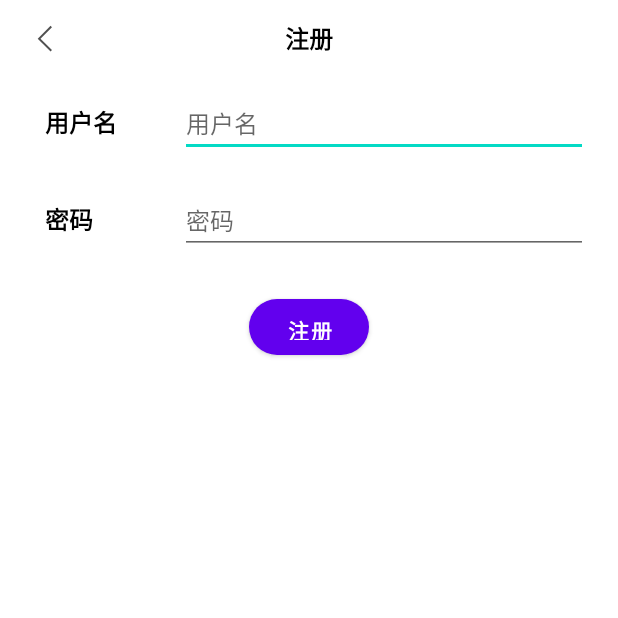
After one commit to Zxmw/Campus-Moments, an Android app: the RegisterActivity screen opened directly, with no data from a screen before it, on a phone screen of 412 x 824 dp, the top half of it. The commit adds this screen. Run offline under Robolectric (Android 15) with nearby library versions, the phone set to English and light mode, and no system bars.

Commit message:
add register

```diff
--- a/frontend/app/src/main/AndroidManifest.xml
+++ b/frontend/app/src/main/AndroidManifest.xml
@@ -3,6 +3,7 @@
     xmlns:tools="http://schemas.android.com/tools">
 
     <uses-feature android:name="android.hardware.camera" />
+
     <uses-permission android:name="android.permission.INTERNET" />
     <uses-permission android:name="android.permission.CAMERA" />
     <uses-permission android:name="android.permission.WRITE_EXTERNAL_STORAGE" />
@@ -16,7 +17,11 @@
         android:label="@string/app_name"
         android:supportsRtl="true"
         android:theme="@style/Theme.CampusMoments"
+        android:networkSecurityConfig="@xml/network_security_config"
         tools:targetApi="31">
+        <activity
+            android:name=".Activity.RegisterActivity"
+            android:exported="false" />
         <activity
             android:name=".Activity.UsernameConfigActivity"
             android:exported="false" />
--- a/frontend/app/src/main/java/com/android/campusmoments/Activity/MainActivity.java
+++ b/frontend/app/src/main/java/com/android/campusmoments/Activity/MainActivity.java
@@ -10,6 +10,7 @@ import android.view.View;
 import android.widget.Button;
 
 import com.android.campusmoments.R;
+import com.android.campusmoments.Service.Services;
 import com.android.campusmoments.ui.login.LoginFragment;
 
 public class MainActivity extends AppCompatActivity {
@@ -35,6 +36,10 @@ public class MainActivity extends AppCompatActivity {
             transaction.commit();
         });
 
+    }
 
+    public void gotoRegister(View view) {
+        Intent intent = new Intent(MainActivity.this, RegisterActivity.class);
+        startActivity(intent);
     }
 }
--- /dev/null
+++ b/frontend/app/src/main/java/com/android/campusmoments/Activity/RegisterActivity.java
@@ -0,0 +1,72 @@
+package com.android.campusmoments.Activity;
+
+import androidx.annotation.NonNull;
+import androidx.appcompat.app.AppCompatActivity;
+
+import android.annotation.SuppressLint;
+import android.os.Bundle;
+import android.os.Handler;
+import android.os.Looper;
+import android.os.Message;
+import android.view.View;
+import android.widget.TextView;
+import android.widget.Toast;
+
+import com.android.campusmoments.R;
+import com.android.campusmoments.Service.Services;
+
+public class RegisterActivity extends AppCompatActivity {
+    private static final int REGISTER_SUCCESS = 2;
+    private static final int REGISTER_FAIL = 3;
+    TextView username_register;
+    TextView password_register;
+    @Override
+    protected void onCreate(Bundle savedInstanceState) {
+        super.onCreate(savedInstanceState);
+        setContentView(R.layout.activity_register);
+        username_register = findViewById(R.id.username_register);
+        password_register = findViewById(R.id.password_register);
+        Services.setRegisterHandler(handler);
+    }
+
+    @SuppressLint("HandlerLeak")
+    private final Handler handler = new Handler(Looper.getMainLooper()) {
+        @Override
+        public void handleMessage(@NonNull Message msg) {
+            super.handleMessage(msg);
+            if (msg.what == REGISTER_SUCCESS) {
+                successRegister();
+            } else if (msg.what == REGISTER_FAIL) {
+                failRegister();
+            }
+        }
+    };
+
+    public void register(View view) {
+        String username = username_register.getText().toString();
+        String password = password_register.getText().toString();
+        // 如果用户名或密码为空
+        if (username.equals("") || password.equals("")) {
+            Toast.makeText(RegisterActivity.this, "用户名或密码不能为空", Toast.LENGTH_SHORT).show();
+        } else if (username.length() < 4 || username.length() > 20) {
+            Toast.makeText(RegisterActivity.this, "用户名长度应为4-20位", Toast.LENGTH_SHORT).show();
+        } else if (password.length() < 6 || password.length() > 20) {
+            Toast.makeText(RegisterActivity.this, "密码长度应为6-20位", Toast.LENGTH_SHORT).show();
+        } else {
+            Services.register(username, password);
+        }
+    }
+
+    private void successRegister() {
+        Toast.makeText(RegisterActivity.this, "注册成功", Toast.LENGTH_SHORT).show();
+        finish();
+    }
+
+    private void failRegister() {
+        Toast.makeText(RegisterActivity.this, "注册失败", Toast.LENGTH_SHORT).show();
+    }
+
+    public void returnToLogin(View view) {
+        finish();
+    }
+}
--- /dev/null
+++ b/frontend/app/src/main/res/layout/activity_register.xml
@@ -0,0 +1,130 @@
+<?xml version="1.0" encoding="utf-8"?><!-- 设置个人信息，由person_center跳转 -->
+<androidx.constraintlayout.widget.ConstraintLayout xmlns:android="http://schemas.android.com/apk/res/android"
+    xmlns:app="http://schemas.android.com/apk/res-auto"
+    xmlns:tools="http://schemas.android.com/tools"
+    android:layout_width="match_parent"
+    android:layout_height="match_parent">
+
+    <LinearLayout
+        android:id="@+id/linearLayout2"
+        android:layout_width="match_parent"
+        android:layout_height="wrap_content"
+        android:orientation="vertical"
+        app:layout_constraintEnd_toEndOf="parent"
+        app:layout_constraintStart_toStartOf="parent"
+        app:layout_constraintTop_toTopOf="parent">
+
+        <androidx.constraintlayout.widget.ConstraintLayout
+            android:layout_width="match_parent"
+            android:layout_height="50dp">
+
+
+            <ImageView
+                android:layout_width="24dp"
+                android:layout_height="24dp"
+                android:layout_gravity="center"
+                android:layout_marginStart="20dp"
+                android:onClick="returnToLogin"
+                app:layout_constraintBottom_toBottomOf="parent"
+                app:layout_constraintStart_toStartOf="parent"
+                app:layout_constraintTop_toTopOf="parent"
+                app:srcCompat="@drawable/ic_return" />
+
+            <TextView
+                android:layout_width="wrap_content"
+                android:layout_height="wrap_content"
+                android:paddingHorizontal="10dp"
+                android:paddingVertical="5dp"
+                android:text="注册"
+                android:textColor="@color/black"
+                android:textSize="16sp"
+                android:textStyle="bold"
+                app:layout_constraintBottom_toBottomOf="parent"
+                app:layout_constraintEnd_toEndOf="parent"
+                app:layout_constraintStart_toStartOf="parent"
+                app:layout_constraintTop_toTopOf="parent" />
+
+        </androidx.constraintlayout.widget.ConstraintLayout>
+
+
+        <LinearLayout
+            android:id="@+id/linearLayout"
+            android:layout_width="match_parent"
+            android:layout_height="wrap_content"
+            android:orientation="vertical">
+
+            <LinearLayout
+                android:layout_width="match_parent"
+                android:layout_height="match_parent"
+                android:layout_marginVertical="10dp"
+                android:orientation="horizontal"
+                android:paddingRight="20dp">
+
+                <TextView
+                    android:layout_width="60dp"
+                    android:layout_height="wrap_content"
+                    android:layout_marginHorizontal="30dp"
+                    android:text="用户名"
+                    android:textColor="@color/black"
+                    android:textSize="16sp"
+                    android:textStyle="bold" />
+
+                <EditText
+                    android:id="@+id/username_register"
+                    android:layout_width="match_parent"
+                    android:layout_height="wrap_content"
+                    android:layout_weight="1"
+                    android:hint="用户名"
+                    android:textSize="16sp"
+                    tools:ignore="TouchTargetSizeCheck" />
+            </LinearLayout>
+
+            <LinearLayout
+                android:layout_width="match_parent"
+                android:layout_height="wrap_content"
+                android:layout_marginVertical="10dp"
+                android:orientation="horizontal"
+                android:paddingRight="20dp">
+
+                <TextView
+                    android:layout_width="60dp"
+                    android:layout_height="wrap_content"
+                    android:layout_marginHorizontal="30dp"
+                    android:text="密码"
+                    android:textColor="@color/black"
+                    android:textSize="16sp"
+                    android:textStyle="bold" />
+
+                <EditText
+                    android:id="@+id/password_register"
+                    android:layout_width="match_parent"
+                    android:layout_height="wrap_content"
+                    android:layout_weight="1"
+                    android:hint="密码"
+                    android:textSize="16sp"
+                    tools:ignore="TouchTargetSizeCheck" />
+            </LinearLayout>
+
+
+        </LinearLayout>
+
+    </LinearLayout>
+
+    <Button
+        android:id="@+id/button"
+        android:layout_width="80dp"
+        android:layout_height="37dp"
+        android:layout_marginHorizontal="10dp"
+        android:layout_marginTop="20dp"
+        android:background="@drawable/bg_purple_corner"
+        android:onClick="register"
+        android:text="注册"
+        android:textColor="@color/white"
+        android:textSize="14sp"
+        android:textStyle="bold"
+        app:layout_constraintEnd_toEndOf="parent"
+        app:layout_constraintStart_toStartOf="parent"
+        app:layout_constraintTop_toBottomOf="@+id/linearLayout2"
+        tools:ignore="TouchTargetSizeCheck" />
+
+</androidx.constraintlayout.widget.ConstraintLayout>
--- a/frontend/app/src/main/res/values/strings.xml
+++ b/frontend/app/src/main/res/values/strings.xml
@@ -28,12 +28,12 @@
     <string name="default_moment_text">今天下午去了圆明园，有很多花，湖里有很多鸳鸯天鹅鱼。春天的气息！</string>
     <string name="text_publish">发布</string>
     <string name="tab_layout">tablayout</string>
-    <string name="login_text">登录(注册)</string>
+    <string name="login_text">登录</string>
     <string name="register_text">注册</string>
     <!-- Strings related to login -->
     <string name="prompt_username">用户名</string>
     <string name="prompt_password">密码</string>
-    <string name="action_sign_in">登录(注册)</string>
+    <string name="action_sign_in">登录</string>
     <string name="action_sign_in_short">Sign in</string>
     <string name="welcome">"Welcome!"</string>
     <string name="invalid_username">不合法的用户名</string>
--- /dev/null
+++ b/frontend/app/src/main/res/xml/network_security_config.xml
@@ -0,0 +1,4 @@
+<?xml version="1.0" encoding="utf-8"?>
+<network-security-config>
+    <base-config cleartextTrafficPermitted="true" />
+</network-security-config>
```
Also changed, not shown: frontend/app/src/main/java/com/android/campusmoments/Service/Services.java (+66 -6 lines), frontend/app/src/main/res/layout/activity_main.xml (+36 -12 lines).
